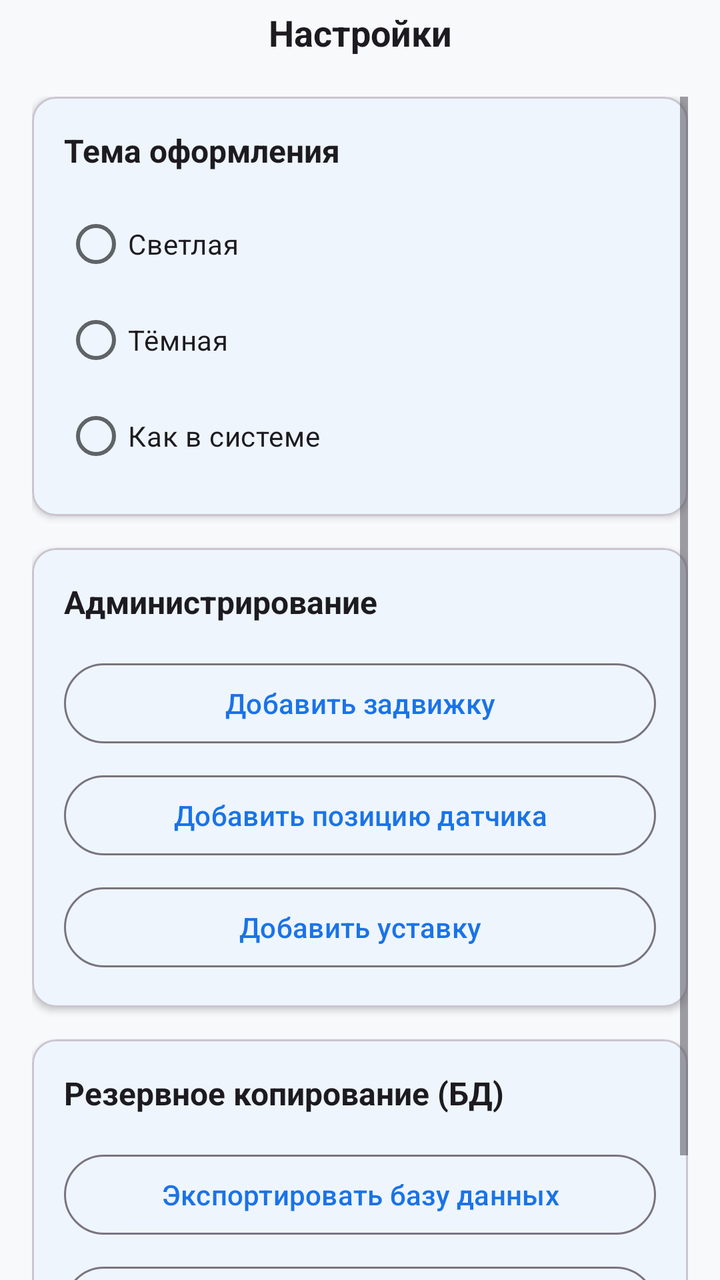
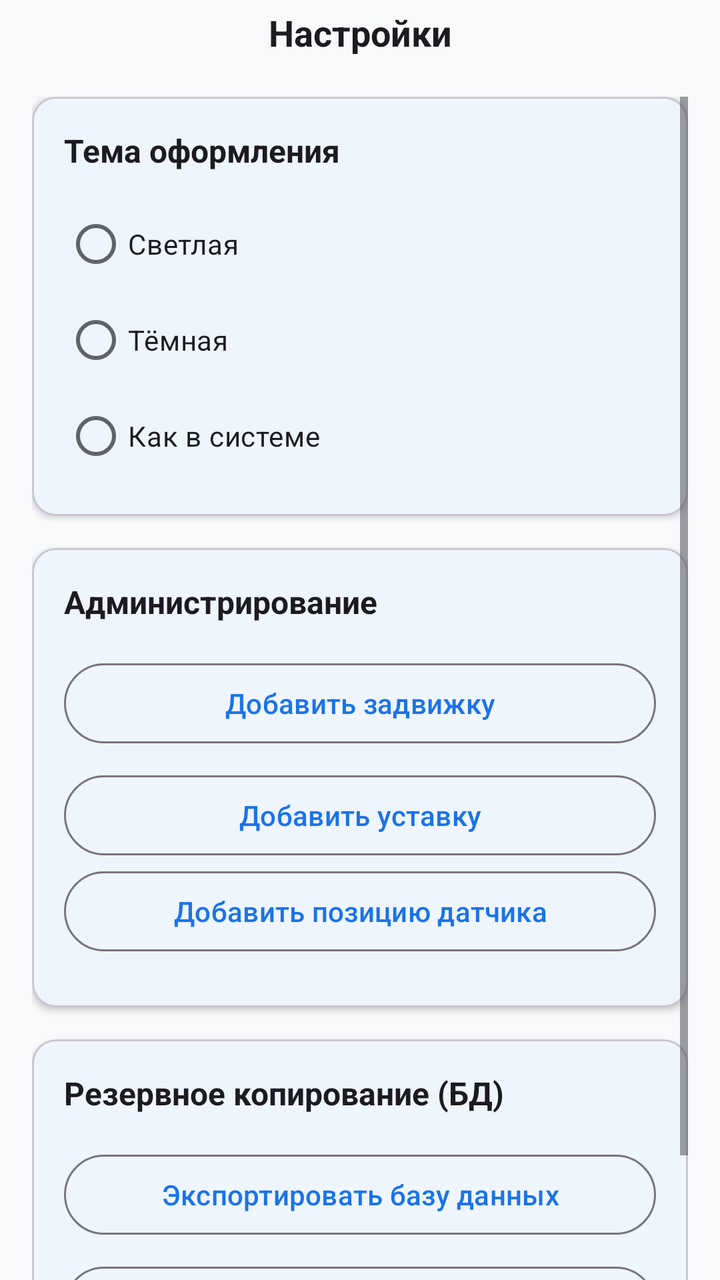

Two renders of the same Android screen: before a commit and after it. Below are the layout's source before the change and the commit's diff.
<!-- AndroidManifest.xml: application theme Theme.FocusApp -->
<!-- res/layout/activity_settings.xml -->
<?xml version="1.0" encoding="utf-8"?>
<androidx.constraintlayout.widget.ConstraintLayout xmlns:android="http://schemas.android.com/apk/res/android"
    xmlns:app="http://schemas.android.com/apk/res-auto"
    android:layout_width="match_parent"
    android:layout_height="match_parent"
    android:background="?android:attr/windowBackground">

    
    
    
    <androidx.constraintlayout.widget.ConstraintLayout
        android:id="@+id/topPanel"
        android:layout_width="match_parent"
        android:layout_height="wrap_content"
        android:paddingStart="8dp"
        android:paddingEnd="8dp"
        android:paddingTop="4dp"
        android:paddingBottom="4dp"
        app:layout_constraintTop_toTopOf="parent"
        app:layout_constraintStart_toStartOf="parent"
        app:layout_constraintEnd_toEndOf="parent">

        
        <TextView
            android:id="@+id/tvTitle"
            android:layout_width="match_parent"
            android:layout_height="wrap_content"
            android:text="Настройки"
            android:textSize="18sp"
            android:textStyle="bold"
            android:gravity="center"
            android:ellipsize="end"
            android:maxLines="1"
            android:textColor="?android:attr/textColorPrimary"
            app:layout_constraintStart_toStartOf="parent"
            app:layout_constraintEnd_toEndOf="parent"
            app:layout_constraintTop_toTopOf="parent"
            app:layout_constraintBottom_toBottomOf="parent" />

    </androidx.constraintlayout.widget.ConstraintLayout>

    
    
    
    <ScrollView
        android:layout_width="0dp"
        android:layout_height="0dp"
        android:fillViewport="true"
        android:clipToPadding="false"
        android:padding="16dp"
        app:layout_constraintTop_toBottomOf="@id/topPanel"
        app:layout_constraintBottom_toBottomOf="parent"
        app:layout_constraintStart_toStartOf="parent"
        app:layout_constraintEnd_toEndOf="parent">

        <LinearLayout
            android:layout_width="match_parent"
            android:layout_height="wrap_content"
            android:orientation="vertical">

            
            
            
            <com.google.android.material.card.MaterialCardView
                android:layout_width="match_parent"
                android:layout_height="wrap_content"
                android:layout_marginBottom="16dp"
                app:cardElevation="2dp"
                app:cardCornerRadius="12dp">

                <LinearLayout
                    android:layout_width="match_parent"
                    android:layout_height="wrap_content"
                    android:orientation="vertical"
                    android:padding="16dp">

                    <TextView
                        android:layout_width="wrap_content"
                        android:layout_height="wrap_content"
                        android:text="Тема оформления"
                        android:textStyle="bold"
                        android:textSize="16sp"
                        android:textColor="?android:attr/textColorPrimary"
                        android:layout_marginBottom="12dp"/>

                    <RadioGroup
                        android:id="@+id/rgTheme"
                        android:layout_width="match_parent"
                        android:layout_height="wrap_content">

                        <com.google.android.material.radiobutton.MaterialRadioButton
                            android:id="@+id/rbThemeLight"
                            android:layout_width="match_parent"
                            android:layout_height="wrap_content"
                            android:text="Светлая" />

                        <com.google.android.material.radiobutton.MaterialRadioButton
                            android:id="@+id/rbThemeDark"
                            android:layout_width="match_parent"
                            android:layout_height="wrap_content"
                            android:text="Тёмная" />

                        <com.google.android.material.radiobutton.MaterialRadioButton
                            android:id="@+id/rbThemeSystem"
                            android:layout_width="match_parent"
                            android:layout_height="wrap_content"
                            android:text="Как в системе" />
                    </RadioGroup>
                </LinearLayout>
            </com.google.android.material.card.MaterialCardView>

            
            
            
            <com.google.android.material.card.MaterialCardView
                android:layout_width="match_parent"
                android:layout_height="wrap_content"
                android:layout_marginBottom="16dp"
                app:cardElevation="2dp"
                app:cardCornerRadius="12dp">

                <LinearLayout
                    android:layout_width="match_parent"
                    android:layout_height="wrap_content"
                    android:orientation="vertical"
                    android:padding="16dp">

                    <TextView
                        android:layout_width="wrap_content"
                        android:layout_height="wrap_content"
                        android:text="Администрирование"
                        android:textStyle="bold"
                        android:textSize="16sp"
                        android:textColor="?android:attr/textColorPrimary"
                        android:layout_marginBottom="16dp"/>

                    <com.google.android.material.button.MaterialButton
                        android:id="@+id/btnAdminCreateValve"
                        style="@style/Widget.Material3.Button.OutlinedButton"
                        android:layout_width="match_parent"
                        android:layout_height="wrap_content"
                        android:layout_marginBottom="8dp"
                        android:text="Добавить задвижку"
                        android:drawableStart="@android:drawable/ic_input_add"
                        android:drawablePadding="8dp"/>

                    <com.google.android.material.button.MaterialButton
                        android:id="@+id/btnAdminCreateSensor"
                        style="@style/Widget.Material3.Button.OutlinedButton"
                        android:layout_width="match_parent"
                        android:layout_height="wrap_content"
                        android:layout_marginBottom="8dp"
                        android:text="Добавить позицию датчика"
                        android:drawableStart="@android:drawable/ic_input_add"
                        android:drawablePadding="8dp"/>

                    <com.google.android.material.button.MaterialButton
                        android:id="@+id/btnAdminCreateSetpoint"
                        style="@style/Widget.Material3.Button.OutlinedButton"
                        android:layout_width="match_parent"
                        android:layout_height="wrap_content"
                        android:text="Добавить уставку"
                        android:drawableStart="@android:drawable/ic_input_add"
                        android:drawablePadding="8dp"/>
                </LinearLayout>
            </com.google.android.material.card.MaterialCardView>

            
            
            
            <com.google.android.material.card.MaterialCardView
                android:layout_width="match_parent"
                android:layout_height="wrap_content"
                app:cardElevation="2dp"
                app:cardCornerRadius="12dp">

                <LinearLayout
                    android:layout_width="match_parent"
                    android:layout_height="wrap_content"
                    android:orientation="vertical"
                    android:padding="16dp">

                    <TextView
                        android:layout_width="wrap_content"
                        android:layout_height="wrap_content"
                        android:text="Резервное копирование (БД)"
                        android:textStyle="bold"
                        android:textSize="16sp"
                        android:textColor="?android:attr/textColorPrimary"
                        android:layout_marginBottom="16dp"/>

                    <com.google.android.material.button.MaterialButton
                        android:id="@+id/btnExportDb"
                        style="@style/Widget.Material3.Button.OutlinedButton"
                        android:layout_width="match_parent"
                        android:layout_height="wrap_content"
                        android:layout_marginBottom="8dp"
                        android:text="Экспортировать базу данных"
                        android:drawableStart="@android:drawable/ic_menu_save"
                        android:drawablePadding="8dp"/>

                    <com.google.android.material.button.MaterialButton
                        android:id="@+id/btnImportDb"
                        style="@style/Widget.Material3.Button.OutlinedButton"
                        android:layout_width="match_parent"
                        android:layout_height="wrap_content"
                        android:text="Импортировать базу данных"
                        android:drawableStart="@android:drawable/ic_menu_upload"
                        android:drawablePadding="8dp"/>
                </LinearLayout>
            </com.google.android.material.card.MaterialCardView>

        </LinearLayout>
    </ScrollView>

</androidx.constraintlayout.widget.ConstraintLayout>
<!-- resources referenced by this layout -->
<resources>
  <style name="Theme.FocusApp" parent="Theme.Material3.DayNight.NoActionBar">
          
          <item name="colorPrimary">@color/primary</item>
          <item name="colorPrimaryContainer">@color/primary_container</item>
          <item name="colorSecondary">@color/secondary</item>
          <item name="colorTertiary">@color/tertiary</item>
  
          
          <item name="colorOnPrimary">@color/on_primary</item>
          <item name="colorOnSurface">@color/on_surface</item>
          <item name="colorOnSurfaceVariant">@color/on_surface_secondary</item>
  
          
          <item name="colorSurface">@color/surface</item>
          <item name="colorSurfaceVariant">@color/surface_variant</item>
          <item name="android:colorBackground">@color/background</item>
  
          
          <item name="android:statusBarColor">@color/status_bar</item>
  
          
          <item name="android:navigationBarColor">@color/surface</item>
      </style>
  <color name="primary">#1A73E8</color>
  <color name="primary_container">#D2E3FC</color>
  <color name="secondary">#03DAC6</color>
  <color name="tertiary">#FF6B6B</color>
  <color name="on_primary">#FFFFFF</color>
  <color name="on_surface">#202124</color>
  <color name="on_surface_secondary">#5F6368</color>
  <color name="surface">#FFFFFF</color>
  <color name="surface_variant">#F5F5F5</color>
  <color name="background">#F8F9FA</color>
  <color name="status_bar">#FFFFFF</color>
</resources>

<!-- the commit's change to res/layout/activity_settings.xml (unified diff, before → after) -->
@@ -145,6 +145,15 @@
                         android:drawablePadding="8dp"/>
 
                     <com.google.android.material.button.MaterialButton
+                        android:id="@+id/btnAdminCreateSetpoint"
+                        style="@style/Widget.Material3.Button.OutlinedButton"
+                        android:layout_width="match_parent"
+                        android:layout_height="wrap_content"
+                        android:text="Добавить уставку"
+                        android:drawableStart="@android:drawable/ic_input_add"
+                        android:drawablePadding="8dp"/>
+
+                    <com.google.android.material.button.MaterialButton
                         android:id="@+id/btnAdminCreateSensor"
                         style="@style/Widget.Material3.Button.OutlinedButton"
                         android:layout_width="match_parent"
@@ -154,14 +163,7 @@
                         android:drawableStart="@android:drawable/ic_input_add"
                         android:drawablePadding="8dp"/>
 
-                    <com.google.android.material.button.MaterialButton
-                        android:id="@+id/btnAdminCreateSetpoint"
-                        style="@style/Widget.Material3.Button.OutlinedButton"
-                        android:layout_width="match_parent"
-                        android:layout_height="wrap_content"
-                        android:text="Добавить уставку"
-                        android:drawableStart="@android:drawable/ic_input_add"
-                        android:drawablePadding="8dp"/>
+
                 </LinearLayout>
             </com.google.android.material.card.MaterialCardView>
 
